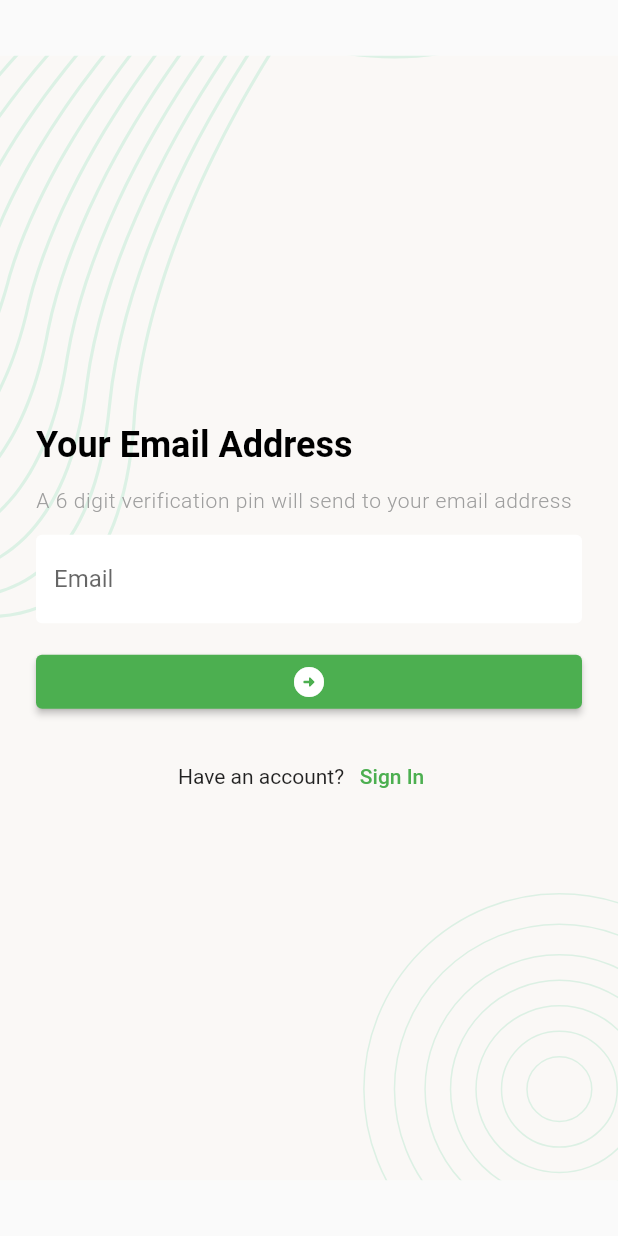
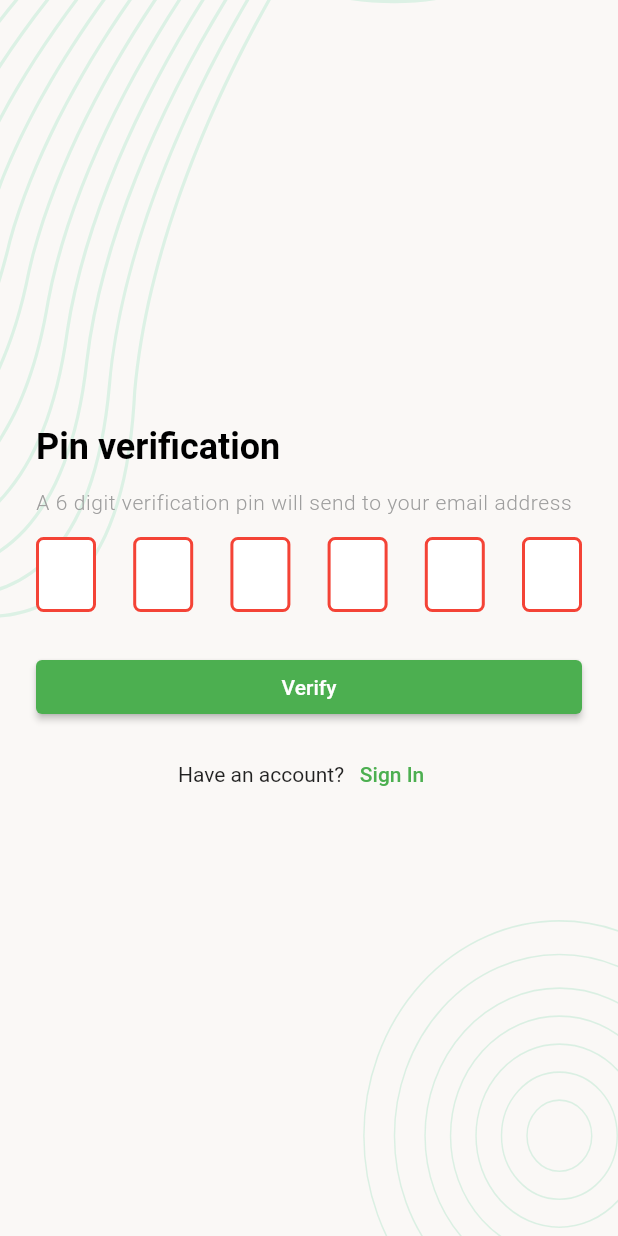
Before and after one commit to Tushar-ShahidurRahman/task_manager_rest_api, a Flutter app: the VerifyWithEmailScreen screen opened directly, after a tap on the "arrow circle right" icon, on a phone screen of 412 x 824 dp. Run offline on Flutter 3.47's test engine with Material 2 defaults, Android fonts, the phone set to English and light mode, and no system bars; drawn by our look-alikes of pin_code_fields; our stand-ins replace flutter_svg.

Commit message:
Pin Verification screen UI done

```diff
--- /dev/null
+++ b/lib/ui/screens/otp_verification_screen.dart
@@ -0,0 +1,104 @@
+import 'package:flutter/material.dart';
+import 'package:pin_code_fields/pin_code_fields.dart';
+import 'package:task_manager_rest_api/ui/screens/login_screen.dart';
+import 'package:task_manager_rest_api/ui/widgets/app_elevated_button.dart';
+import 'package:task_manager_rest_api/ui/widgets/screen_background_widget.dart';
+
+import '../utils/text_style.dart';
+import '../widgets/app_text_button.dart';
+
+class OtpVerificationScreen extends StatefulWidget {
+  const OtpVerificationScreen({Key? key}) : super(key: key);
+
+  @override
+  State<OtpVerificationScreen> createState() => _OtpVerificationScreenState();
+}
+
+class _OtpVerificationScreenState extends State<OtpVerificationScreen> {
+  static const String pageText =
+      'A 6 digit verification pin will send to your email address';
+
+  @override
+  Widget build(BuildContext context) {
+    return Scaffold(
+      body: ScreenBackground(
+          child: Padding(
+        padding: const EdgeInsets.all(24.0),
+        child: Column(
+          mainAxisAlignment: MainAxisAlignment.center,
+          crossAxisAlignment: CrossAxisAlignment.start,
+          children: [
+            Text('Pin verification', style: screenTitleTextStyle),
+            const SizedBox(height: 15),
+            Text(pageText, style: screenSubtitleTextStyle),
+            const SizedBox(height: 15),
+            //  pin code text from here
+            PinCodeTextField(
+              length: 6,
+              obscureText: false,
+              animationType: AnimationType.fade,
+              pinTheme: PinTheme(
+                shape: PinCodeFieldShape.box,
+                borderRadius: BorderRadius.circular(5),
+                fieldHeight: 50,
+                fieldWidth: 40,
+                activeFillColor: Colors.white,
+                selectedColor: Colors.green,
+                selectedFillColor: Colors.white,
+                inactiveFillColor: Colors.white,
+                // activeColor: Colors.green,
+                // inactiveColor: Colors.white,
+                // disabledColor: Colors.white,
+              ),
+              animationDuration: const Duration(milliseconds: 300),
+              backgroundColor: Colors.transparent,
+              enableActiveFill: true,
+              // errorAnimationController: errorController,
+              // controller: textEditingController,
+              onCompleted: (v) {
+                print("Completed");
+              },
+              onChanged: (value) {
+                print(value);
+                setState(() {
+                  // currentText = value;
+                });
+              },
+              beforeTextPaste: (text) {
+                print("Allowing to paste $text");
+                //if you return true then it will show the paste confirmation dialog. Otherwise if false, then nothing will happen.
+                //but you can show anything you want here, like your pop up saying wrong paste format or etc
+                return true;
+              },
+              appContext: context,
+            ),
+            const SizedBox(height: 10),
+            AppElevatedButton(child: const Text('Verify'), onTap: () {}),
+            const SizedBox(height: 10),
+            Row(
+              mainAxisAlignment: MainAxisAlignment.center,
+              children: [
+                const Text('Have an account?'),
+                AppTextButton(
+                    child: const Text(
+                      'Sign In',
+                      style: TextStyle(color: Colors.green),
+                    ),
+                    onTap: () {
+                      // Here PushAndRemove until is used to navigate easily
+                      // from pin verification page to log in page.
+                      Navigator.pushAndRemoveUntil(
+                          context,
+                          MaterialPageRoute(
+                            builder: (context) => const LoginPage(),
+                          ),
+                          (route) => false);
+                    }),
+              ],
+            )
+          ],
+        ),
+      )),
+    );
+  }
+}
--- a/lib/ui/screens/verify_with_email_screen.dart
+++ b/lib/ui/screens/verify_with_email_screen.dart
@@ -1,4 +1,5 @@
 import 'package:flutter/material.dart';
+import 'package:task_manager_rest_api/ui/screens/otp_verification_screen.dart';
 import 'package:task_manager_rest_api/ui/utils/text_style.dart';
 import 'package:task_manager_rest_api/ui/widgets/app_elevated_button.dart';
 import 'package:task_manager_rest_api/ui/widgets/app_text_button.dart';
@@ -35,7 +36,13 @@ class _VerifyWithEmailScreenState extends State<VerifyWithEmailScreen> {
               const SizedBox(height: 15),
               AppElevatedButton(
                   child: const Icon(Icons.arrow_circle_right_rounded),
-                  onTap: () {}),
+                  onTap: () {
+                    Navigator.push(
+                        context,
+                        MaterialPageRoute(
+                          builder: (context) => const OtpVerificationScreen(),
+                        ));
+                  }),
               const SizedBox(height: 15),
               Row(
                 mainAxisAlignment: MainAxisAlignment.center,
--- a/lib/ui/widgets/screen_background_widget.dart
+++ b/lib/ui/widgets/screen_background_widget.dart
@@ -15,7 +15,7 @@ class ScreenBackground extends StatelessWidget {
     return Stack(
       children: [
         SvgPicture.asset('assets/images/background.svg',
-            fit: BoxFit.fitWidth,
+            fit: BoxFit.fill,
             width: screenSize.width,
             height: screenSize.height),
         child,
--- a/pubspec.yaml
+++ b/pubspec.yaml
@@ -36,6 +36,7 @@ dependencies:
   # Use with the CupertinoIcons class for iOS style icons.
   cupertino_icons: ^1.0.2
   flutter_svg: ^2.0.1
+  pin_code_fields: ^7.4.0
 
 dev_dependencies:
   flutter_test:
```
Also changed, not shown: pubspec.lock.
